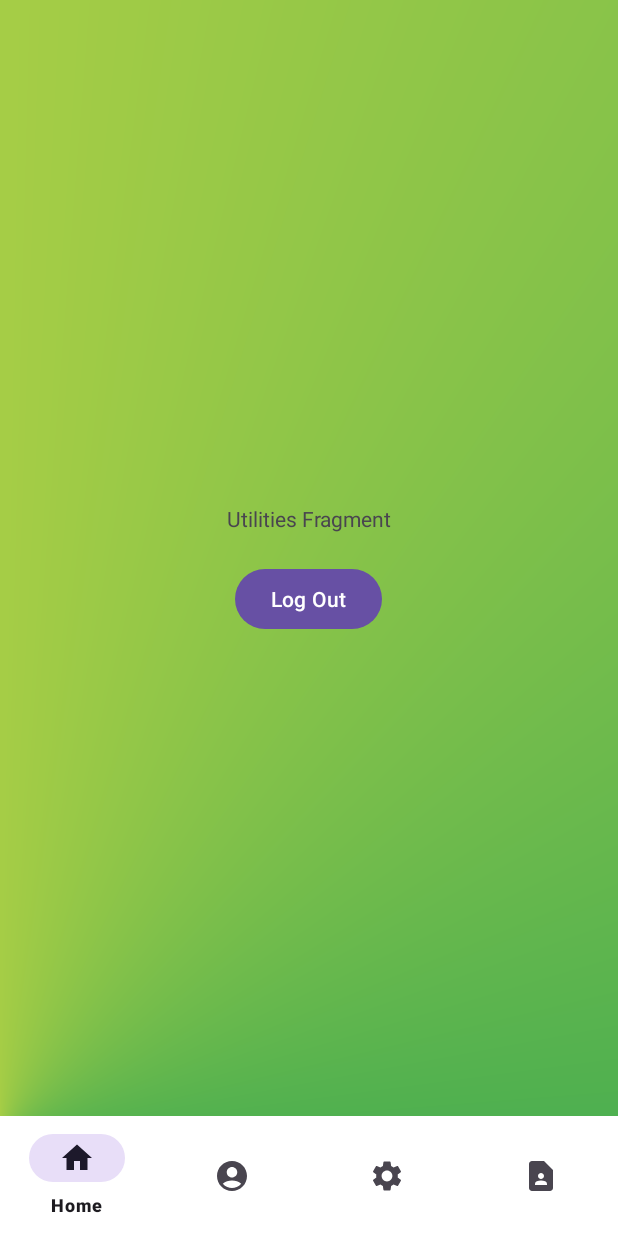
After one commit to gyarsilalsolanki011/Make_Attendance, an Android app: the fragment UtilitiesFragment placed in its activity, on a phone screen of 412 x 824 dp. The commit adds this screen. Run offline under Robolectric (Android 15) with nearby library versions, the phone set to English and light mode, and no system bars; our stand-ins replace Firebase (no records; nobody signed in at launch, a user with empty details on screens opened directly).

Commit message:
bottom Navigation Added to Student home Activity

```diff
--- a/app/src/main/java/com/gyarsilalsolanki011/makeattendance/activities/student/StudentHomeActivity.java
+++ b/app/src/main/java/com/gyarsilalsolanki011/makeattendance/activities/student/StudentHomeActivity.java
@@ -4,23 +4,52 @@ import android.os.Bundle;
 
 import androidx.activity.EdgeToEdge;
 import androidx.appcompat.app.AppCompatActivity;
-import androidx.core.graphics.Insets;
-import androidx.core.view.ViewCompat;
-import androidx.core.view.WindowInsetsCompat;
+import androidx.fragment.app.Fragment;
+import androidx.fragment.app.FragmentManager;
+import androidx.fragment.app.FragmentTransaction;
 
 import com.gyarsilalsolanki011.makeattendance.R;
+import com.gyarsilalsolanki011.makeattendance.activities.student.fragments.ContactFragment;
+import com.gyarsilalsolanki011.makeattendance.activities.student.fragments.HomeFragment;
+import com.gyarsilalsolanki011.makeattendance.activities.student.fragments.ProfileFragment;
+import com.gyarsilalsolanki011.makeattendance.activities.student.fragments.UtilitiesFragment;
+import com.gyarsilalsolanki011.makeattendance.databinding.ActivityStudentHomeBinding;
 
 public class StudentHomeActivity extends AppCompatActivity {
 
+    ActivityStudentHomeBinding binding;
     @Override
     protected void onCreate(Bundle savedInstanceState) {
         super.onCreate(savedInstanceState);
         EdgeToEdge.enable(this);
-        setContentView(R.layout.activity_student_home);
-        ViewCompat.setOnApplyWindowInsetsListener(findViewById(R.id.main), (v, insets) -> {
-            Insets systemBars = insets.getInsets(WindowInsetsCompat.Type.systemBars());
-            v.setPadding(systemBars.left, systemBars.top, systemBars.right, systemBars.bottom);
-            return insets;
+        binding = ActivityStudentHomeBinding.inflate(getLayoutInflater());
+        setContentView(binding.getRoot());
+
+        binding.bnView.setOnNavigationItemSelectedListener(menuItem -> {
+
+            int id = menuItem.getItemId();
+
+            if (id==R.id.nav_Utilities){
+                loadFrag(new UtilitiesFragment(),1);
+            }else if (id==R.id.nav_Contact){
+                loadFrag(new ContactFragment(), 1);
+            }else if (id==R.id.nav_profile){
+                loadFrag(new ProfileFragment(), 1);
+            }else {
+                loadFrag(new HomeFragment(), 0);
+            }
+            return true;
         });
+        binding.bnView.setSelectedItemId(R.id.nav_home);
+    }
+
+    public  void loadFrag(Fragment fragment, int flag){
+        FragmentManager fm = getSupportFragmentManager();
+        FragmentTransaction ft = fm.beginTransaction();
+        if (flag == 0)
+            ft.add(R.id.container, fragment);
+        else
+            ft.replace(R.id.container, fragment);
+        ft.commit();
     }
 }
--- /dev/null
+++ b/app/src/main/java/com/gyarsilalsolanki011/makeattendance/activities/student/fragments/HomeFragment.java
@@ -0,0 +1,26 @@
+package com.gyarsilalsolanki011.makeattendance.activities.student.fragments;
+
+import android.os.Bundle;
+
+import androidx.fragment.app.Fragment;
+
+import android.view.LayoutInflater;
+import android.view.View;
+import android.view.ViewGroup;
+
+import com.gyarsilalsolanki011.makeattendance.R;
+
+
+public class HomeFragment extends Fragment {
+
+    public HomeFragment() {
+        // Required empty public constructor
+    }
+
+    @Override
+    public View onCreateView(LayoutInflater inflater, ViewGroup container,
+                             Bundle savedInstanceState) {
+        // Inflate the layout for this fragment
+        return inflater.inflate(R.layout.fragment_home, container, false);
+    }
+}
--- /dev/null
+++ b/app/src/main/java/com/gyarsilalsolanki011/makeattendance/activities/student/fragments/UtilitiesFragment.java
@@ -0,0 +1,42 @@
+package com.gyarsilalsolanki011.makeattendance.activities.student.fragments;
+
+import android.content.Intent;
+import android.os.Bundle;
+
+import androidx.fragment.app.Fragment;
+
+import android.view.LayoutInflater;
+import android.view.View;
+import android.view.ViewGroup;
+
+import com.gyarsilalsolanki011.makeattendance.R;
+import com.gyarsilalsolanki011.makeattendance.activities.LoginActivity;
+import com.gyarsilalsolanki011.makeattendance.activities.MainActivity;
+import com.gyarsilalsolanki011.makeattendance.databinding.FragmentUtilitiesBinding;
+import com.gyarsilalsolanki011.makeattendance.repository.auth.FirebaseAuthRepository;
+
+public class UtilitiesFragment extends Fragment {
+    FragmentUtilitiesBinding binding;
+    private final FirebaseAuthRepository auth = new FirebaseAuthRepository();
+    public UtilitiesFragment() {
+        // Required empty public constructor
+    }
+
+    @Override
+    public View onCreateView(LayoutInflater inflater, ViewGroup container,
+                             Bundle savedInstanceState) {
+        binding = FragmentUtilitiesBinding.inflate(getLayoutInflater());
+
+        binding.logoutButton.setOnClickListener(v -> {
+            logout();
+        });
+        return inflater.inflate(R.layout.fragment_utilities, container, false);
+    }
+
+    private void logout(){
+        auth.logout();
+        Intent intent = new Intent(getContext(), LoginActivity.class);
+        intent.addFlags(Intent.FLAG_ACTIVITY_NEW_TASK | Intent.FLAG_ACTIVITY_CLEAR_TASK);
+        startActivity(intent);
+    }
+}
--- /dev/null
+++ b/app/src/main/res/drawable/baseline_account_circle_24.xml
@@ -0,0 +1,5 @@
+<vector android:height="24dp" android:tint="#000000"
+    android:viewportHeight="24" android:viewportWidth="24"
+    android:width="24dp" xmlns:android="http://schemas.android.com/apk/res/android">
+    <path android:fillColor="@android:color/white" android:pathData="M12,2C6.48,2 2,6.48 2,12s4.48,10 10,10s10,-4.48 10,-10S17.52,2 12,2zM12,6c1.93,0 3.5,1.57 3.5,3.5S13.93,13 12,13s-3.5,-1.57 -3.5,-3.5S10.07,6 12,6zM12,20c-2.03,0 -4.43,-0.82 -6.14,-2.88C7.55,15.8 9.68,15 12,15s4.45,0.8 6.14,2.12C16.43,19.18 14.03,20 12,20z"/>
+</vector>
--- /dev/null
+++ b/app/src/main/res/drawable/baseline_contact_page_24.xml
@@ -0,0 +1,5 @@
+<vector android:height="24dp" android:tint="#000000"
+    android:viewportHeight="24" android:viewportWidth="24"
+    android:width="24dp" xmlns:android="http://schemas.android.com/apk/res/android">
+    <path android:fillColor="@android:color/white" android:pathData="M14,2H6C4.9,2 4,2.9 4,4v16c0,1.1 0.9,2 2,2h12c1.1,0 2,-0.9 2,-2V8L14,2zM12,10c1.1,0 2,0.9 2,2c0,1.1 -0.9,2 -2,2s-2,-0.9 -2,-2C10,10.9 10.9,10 12,10zM16,18H8v-0.57c0,-0.81 0.48,-1.53 1.22,-1.85C10.07,15.21 11.01,15 12,15c0.99,0 1.93,0.21 2.78,0.58C15.52,15.9 16,16.62 16,17.43V18z"/>
+</vector>
--- /dev/null
+++ b/app/src/main/res/drawable/baseline_home_24.xml
@@ -0,0 +1,5 @@
+<vector android:height="24dp" android:tint="#000000"
+    android:viewportHeight="24" android:viewportWidth="24"
+    android:width="24dp" xmlns:android="http://schemas.android.com/apk/res/android">
+    <path android:fillColor="@android:color/white" android:pathData="M10,20v-6h4v6h5v-8h3L12,3 2,12h3v8z"/>
+</vector>
--- /dev/null
+++ b/app/src/main/res/drawable/baseline_settings_24.xml
@@ -0,0 +1,5 @@
+<vector android:height="24dp" android:tint="#000000"
+    android:viewportHeight="24" android:viewportWidth="24"
+    android:width="24dp" xmlns:android="http://schemas.android.com/apk/res/android">
+    <path android:fillColor="@android:color/white" android:pathData="M19.14,12.94c0.04,-0.3 0.06,-0.61 0.06,-0.94c0,-0.32 -0.02,-0.64 -0.07,-0.94l2.03,-1.58c0.18,-0.14 0.23,-0.41 0.12,-0.61l-1.92,-3.32c-0.12,-0.22 -0.37,-0.29 -0.59,-0.22l-2.39,0.96c-0.5,-0.38 -1.03,-0.7 -1.62,-0.94L14.4,2.81c-0.04,-0.24 -0.24,-0.41 -0.48,-0.41h-3.84c-0.24,0 -0.43,0.17 -0.47,0.41L9.25,5.35C8.66,5.59 8.12,5.92 7.63,6.29L5.24,5.33c-0.22,-0.08 -0.47,0 -0.59,0.22L2.74,8.87C2.62,9.08 2.66,9.34 2.86,9.48l2.03,1.58C4.84,11.36 4.8,11.69 4.8,12s0.02,0.64 0.07,0.94l-2.03,1.58c-0.18,0.14 -0.23,0.41 -0.12,0.61l1.92,3.32c0.12,0.22 0.37,0.29 0.59,0.22l2.39,-0.96c0.5,0.38 1.03,0.7 1.62,0.94l0.36,2.54c0.05,0.24 0.24,0.41 0.48,0.41h3.84c0.24,0 0.44,-0.17 0.47,-0.41l0.36,-2.54c0.59,-0.24 1.13,-0.56 1.62,-0.94l2.39,0.96c0.22,0.08 0.47,0 0.59,-0.22l1.92,-3.32c0.12,-0.22 0.07,-0.47 -0.12,-0.61L19.14,12.94zM12,15.6c-1.98,0 -3.6,-1.62 -3.6,-3.6s1.62,-3.6 3.6,-3.6s3.6,1.62 3.6,3.6S13.98,15.6 12,15.6z"/>
+</vector>
--- a/app/src/main/res/layout/activity_student_home.xml
+++ b/app/src/main/res/layout/activity_student_home.xml
@@ -1,5 +1,5 @@
 <?xml version="1.0" encoding="utf-8"?>
-<androidx.constraintlayout.widget.ConstraintLayout xmlns:android="http://schemas.android.com/apk/res/android"
+<RelativeLayout xmlns:android="http://schemas.android.com/apk/res/android"
     xmlns:app="http://schemas.android.com/apk/res-auto"
     xmlns:tools="http://schemas.android.com/tools"
     android:id="@+id/main"
@@ -7,13 +7,18 @@
     android:layout_height="match_parent"
     tools:context=".activities.student.StudentHomeActivity">
 
-    <TextView
-        android:layout_width="wrap_content"
+    <FrameLayout
+        android:id="@+id/container"
+        android:layout_width="match_parent"
+        android:layout_height="match_parent"
+        android:layout_marginBottom="?attr/actionBarSize"/>
+
+    <com.google.android.material.bottomnavigation.BottomNavigationView
+        android:layout_width="match_parent"
         android:layout_height="wrap_content"
-        android:text="@string/student"
-        app:layout_constraintBottom_toBottomOf="parent"
-        app:layout_constraintEnd_toEndOf="parent"
-        app:layout_constraintStart_toStartOf="parent"
-        app:layout_constraintTop_toTopOf="parent" />
+        android:id="@+id/bnView"
+        app:menu="@menu/student_nave_items"
+        android:background="@color/white"
+        android:layout_alignParentBottom="true"/>
 
-</androidx.constraintlayout.widget.ConstraintLayout>
+</RelativeLayout>
--- /dev/null
+++ b/app/src/main/res/layout/fragment_utilities.xml
@@ -0,0 +1,32 @@
+<?xml version="1.0" encoding="utf-8"?>
+<FrameLayout xmlns:android="http://schemas.android.com/apk/res/android"
+    xmlns:tools="http://schemas.android.com/tools"
+    android:layout_width="match_parent"
+    android:layout_height="match_parent"
+    android:background="@drawable/activity_background"
+    tools:context=".activities.student.fragments.UtilitiesFragment">
+
+    <LinearLayout
+        android:layout_width="match_parent"
+        android:layout_height="match_parent"
+        android:orientation="vertical"
+        android:gravity="center"
+        tools:ignore="UselessParent">
+
+        <TextView
+            android:layout_width="match_parent"
+            android:layout_height="wrap_content"
+            android:text="@string/utilities_fragment"
+            android:gravity="center"
+            />
+
+        <com.google.android.material.button.MaterialButton
+            android:id="@+id/logoutButton"
+            android:layout_width="wrap_content"
+            android:layout_height="wrap_content"
+            android:layout_marginTop="20dp"
+            android:text="@string/log_out"/>
+
+    </LinearLayout>
+
+</FrameLayout>
--- /dev/null
+++ b/app/src/main/res/menu/student_nave_items.xml
@@ -0,0 +1,18 @@
+<?xml version="1.0" encoding="utf-8"?>
+<menu xmlns:android="http://schemas.android.com/apk/res/android">
+    <item android:id="@+id/nav_home"
+        android:title="@string/home"
+        android:icon="@drawable/baseline_home_24"/>
+
+    <item android:id="@+id/nav_profile"
+        android:title="@string/profile"
+        android:icon="@drawable/baseline_account_circle_24"/>
+
+    <item android:id="@+id/nav_Utilities"
+        android:title="@string/utilities"
+        android:icon="@drawable/baseline_settings_24"/>
+
+    <item android:id="@+id/nav_Contact"
+        android:title="@string/contact_us"
+        android:icon="@drawable/baseline_contact_page_24"/>
+</menu>
--- a/app/src/main/res/values/strings.xml
+++ b/app/src/main/res/values/strings.xml
@@ -12,4 +12,14 @@
     <string name="log_out">Log Out</string>
     <string name="staff">Staff</string>
     <string name="student">Student</string>
+    <string name="home">Home</string>
+    <string name="utilities">Utilities</string>
+    <string name="contact_us">Contact</string>
+    <string name="profile">Profile</string>
+    <string name="home_fragments">Home Fragments</string>
+    <!-- TODO: Remove or change this placeholder text -->
+    <string name="hello_blank_fragment">Hello blank fragment</string>
+    <string name="utilities_fragment">Utilities Fragment</string>
+    <string name="profile_fragment">Profile Fragment</string>
+    <string name="contact_fragment">Contact Fragment</string>
 </resources>
```
Also changed, not shown: app/src/main/java/com/gyarsilalsolanki011/makeattendance/activities/student/fragments/ContactFragment.java (added, +26 -0 lines), app/src/main/java/com/gyarsilalsolanki011/makeattendance/activities/student/fragments/ProfileFragment.java (added, +24 -0 lines), app/src/main/res/layout/fragment_contact.xml (added, +14 -0 lines), app/src/main/res/layout/fragment_home.xml (added, +14 -0 lines), app/src/main/res/layout/fragment_profile.xml (added, +14 -0 lines).
